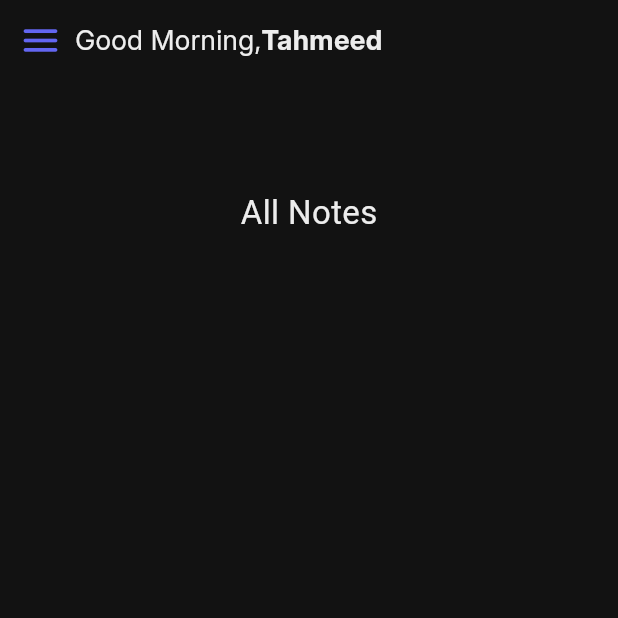
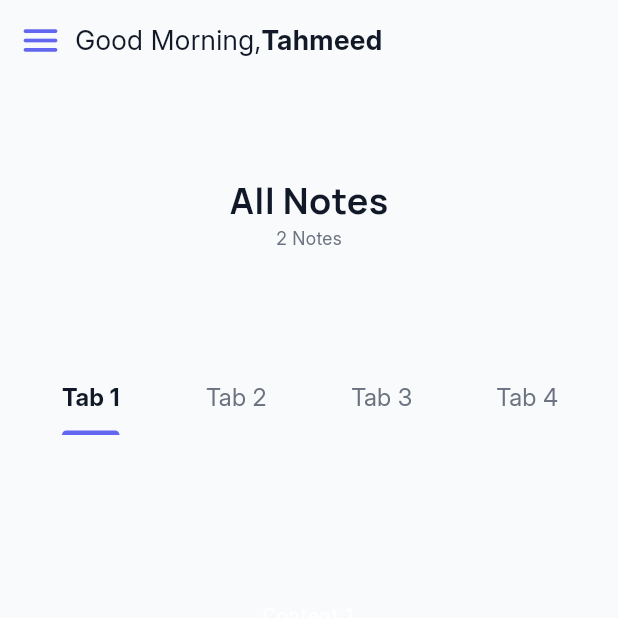
Before and after one commit to Tahmeedzam/dot-Planner, a Flutter app: the screen it shows after launch, on a phone screen of 412 x 824 dp, the top half of it. Run offline on Flutter 3.47's test engine with Material 3 defaults, Android fonts, the phone set to English and light mode, and no system bars.

Commit message:
reach Notes page till tab view

```diff
--- /dev/null
+++ b/lib/components/middleTabBar.dart
@@ -0,0 +1,84 @@
+import 'package:flutter/material.dart';
+
+class MiddleTabBar extends StatefulWidget {
+  @override
+  State<MiddleTabBar> createState() => _MiddleTabBarState();
+}
+
+class _MiddleTabBarState extends State<MiddleTabBar> {
+  @override
+  Widget build(BuildContext context) {
+    return DefaultTabController(
+      length: 4, // number of tabs
+      child: Scaffold(
+        backgroundColor: Theme.of(context).colorScheme.primary,
+        body: Center(
+          child: Column(
+            children: [
+              // Your TabBar
+              TabBar(
+                labelColor: Theme.of(context).colorScheme.surfaceDim,
+                unselectedLabelColor: Theme.of(
+                  context,
+                ).colorScheme.surfaceBright,
+                labelStyle: TextStyle(
+                  fontFamily: 'InterBold',
+                  color: Theme.of(context).colorScheme.surfaceDim,
+                  fontSize: 16,
+                ),
+                unselectedLabelStyle: TextStyle(
+                  fontFamily: 'Inter',
+                  color: Theme.of(context).colorScheme.surfaceBright,
+                  fontSize: 16,
+                ),
+                dividerHeight: 0,
+                indicatorColor: Theme.of(context).colorScheme.tertiary,
+                indicatorAnimation: TabIndicatorAnimation.elastic,
+                tabs: const [
+                  Tab(text: "Tab 1"),
+                  Tab(text: "Tab 2"),
+                  Tab(text: "Tab 3"),
+                  Tab(text: "Tab 4"),
+                ],
+              ),
+              const SizedBox(height: 20),
+
+              // TabBarView
+              SizedBox(
+                height: 200, // give some height
+                child: TabBarView(
+                  children: [
+                    Center(
+                      child: Text(
+                        "Content 1",
+                        style: TextStyle(color: Colors.white),
+                      ),
+                    ),
+                    Center(
+                      child: Text(
+                        "Content 2",
+                        style: TextStyle(color: Colors.white),
+                      ),
+                    ),
+                    Center(
+                      child: Text(
+                        "Content 3",
+                        style: TextStyle(color: Colors.white),
+                      ),
+                    ),
+                    Center(
+                      child: Text(
+                        "Content 4",
+                        style: TextStyle(color: Colors.white),
+                      ),
+                    ),
+                  ],
+                ),
+              ),
+            ],
+          ),
+        ),
+      ),
+    );
+  }
+}
--- a/lib/main.dart
+++ b/lib/main.dart
@@ -15,7 +15,8 @@ class MyApp extends StatelessWidget {
     return MaterialApp(
       debugShowCheckedModeBanner: false,
       title: 'Dot.',
-      theme: darkMode,
+      theme: lightMode,
+      // theme: darkMode,
       home: NotesPage(),
     );
   }
--- a/lib/notesPage.dart
+++ b/lib/notesPage.dart
@@ -1,4 +1,5 @@
 import 'package:dot_planner/components/customeAppBar.dart';
+import 'package:dot_planner/components/middleTabBar.dart';
 import 'package:flutter/material.dart';
 
 class NotesPage extends StatefulWidget {
@@ -22,15 +23,30 @@ class _NotesPageState extends State<NotesPage> {
               Container(
                 height: 200,
                 width: MediaQuery.of(context).size.width,
-                alignment: Alignment.center,
-                child: Text(
-                  'All Notes',
-                  style: TextStyle(
-                    fontSize: 22,
-                    color: Theme.of(context).colorScheme.surfaceDim,
-                  ),
+                child: Column(
+                  mainAxisAlignment: MainAxisAlignment.center,
+                  children: [
+                    Text(
+                      'All Notes',
+                      style: TextStyle(
+                        fontFamily: 'Manrope',
+                        fontSize: 24,
+                        color: Theme.of(context).colorScheme.surfaceDim,
+                      ),
+                    ),
+                    Text(
+                      '2 Notes',
+                      style: TextStyle(
+                        fontFamily: 'Inter',
+                        fontSize: 12,
+                        color: Theme.of(context).colorScheme.surfaceBright,
+                      ),
+                    ),
+                  ],
                 ),
               ),
+              // Container(height: 5, color: Colors.amber),
+              Expanded(child: MiddleTabBar()),
             ],
           ),
         ),
--- a/pubspec.yaml
+++ b/pubspec.yaml
@@ -84,6 +84,10 @@ flutter:
       fonts:
         - asset: fonts/Inter_24pt-Bold.ttf
           weight: 700
+
+    - family: Manrope
+      fonts:
+        - asset: fonts/Manrope-Bold.ttf
   #
   # For details regarding fonts from package dependencies,
   # see https://flutter.dev/to/font-from-package
```
Also changed, not shown: fonts/Manrope-Bold.ttf (added).
